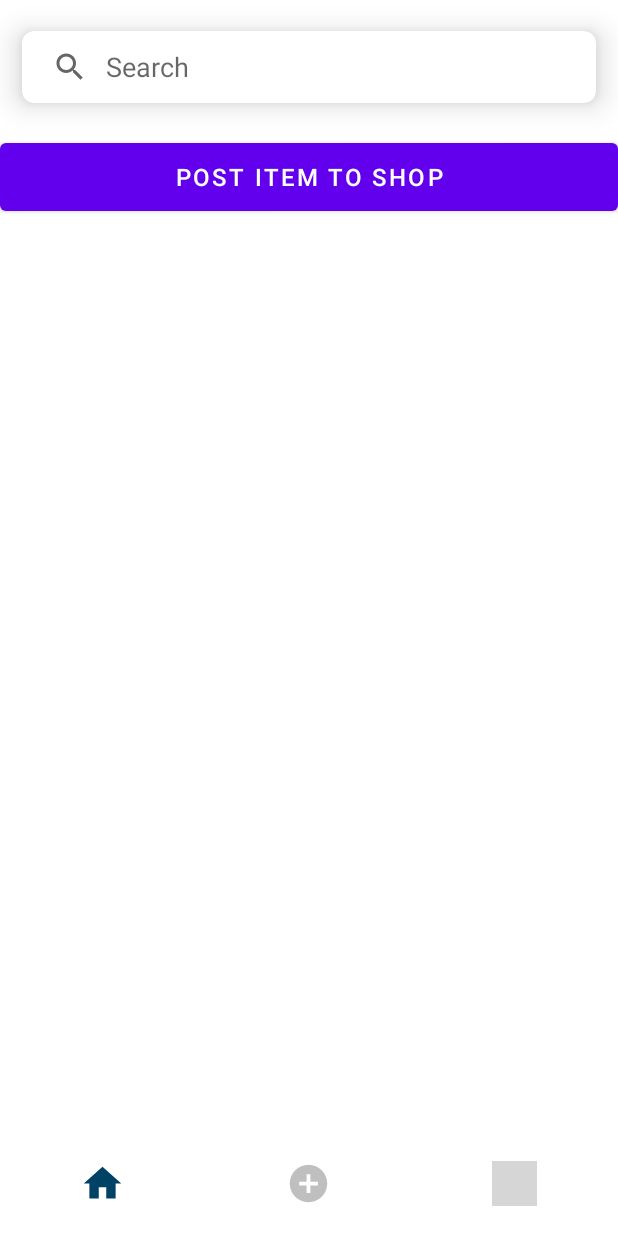
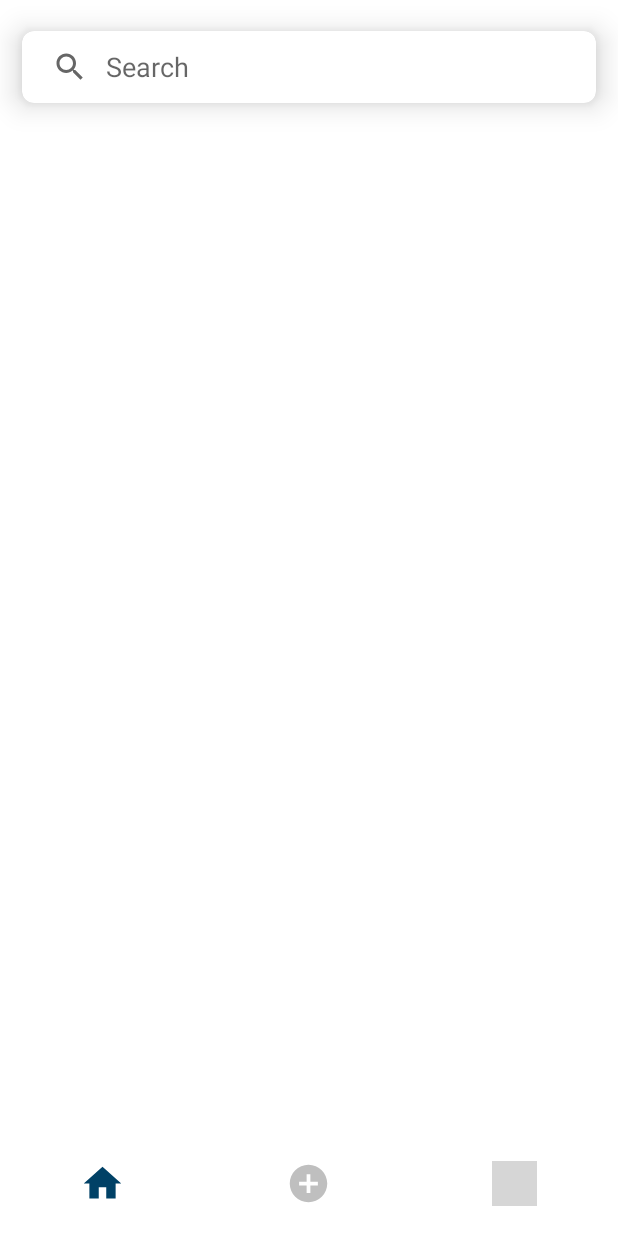
Before and after one commit to lucianIrsigler/mobile_computing_project, an Android app: the BottomNavigationFragment screen opened directly, with no data from a screen before it, on a phone screen of 412 x 824 dp. Run offline under Robolectric (Android 15) with nearby library versions, the phone set to English and light mode, and no system bars; grey boxes are pictures that could not be loaded.

Commit message:
added way to store user id throughout app life. removed post button. Added menu button onclicks. Added alert_dialog.xml

```diff
--- a/app/src/main/AndroidManifest.xml
+++ b/app/src/main/AndroidManifest.xml
@@ -31,6 +31,8 @@
         <activity android:name=".SignUpAccountDetails" />
         <activity android:name=".SignUpPersonalDetails" />
         <activity android:name=".HomePage" />
+        <activity android:name=".UserProfileActivity" />
+
     </application>
 
 </manifest>
--- a/app/src/main/java/com/example/logintest/BottomNavigationFragment.java
+++ b/app/src/main/java/com/example/logintest/BottomNavigationFragment.java
@@ -3,16 +3,17 @@ package com.example.logintest;
 import android.content.Intent;
 import android.os.Bundle;
 import android.view.LayoutInflater;
+import android.view.Menu;
+import android.view.MenuItem;
 import android.view.View;
 import android.view.ViewGroup;
-import android.widget.Button;
 
 import androidx.annotation.NonNull;
 import androidx.annotation.Nullable;
 import androidx.fragment.app.Fragment;
 
 import com.example.logintest.databinding.FragmentBottomNavBinding;
-import com.example.logintest.databinding.FragmentHomeBinding;
+import com.google.android.material.bottomnavigation.BottomNavigationView;
 
 public class BottomNavigationFragment extends Fragment {
 
@@ -25,6 +26,35 @@ public class BottomNavigationFragment extends Fragment {
     public View onCreateView(@NonNull LayoutInflater inflater, @Nullable ViewGroup container, @Nullable Bundle savedInstanceState) {
         binding = FragmentBottomNavBinding.inflate(inflater, container, false);
         View view = binding.getRoot();
+        BottomNavigationView view1 = binding.getRoot().findViewById(R.id.bottomNavView);
+
+        Menu menu = view1.getMenu();
+
+        MenuItem homeNav = menu.findItem(R.id.homeNav);
+        MenuItem addProduct = menu.findItem(R.id.addProductNav);
+        MenuItem userProfile = menu.findItem(R.id.userProfileNav);
+
+        homeNav.setOnMenuItemClickListener(
+                v->{
+                    Intent intent = new Intent(getActivity(),HomePage.class);
+                    startActivity(intent);
+                    return false;
+        });
+
+        addProduct.setOnMenuItemClickListener(
+                v->{
+                    Intent intent = new Intent(getActivity(),prodAddScreen.class);
+                    startActivity(intent);
+                    return false;
+                }
+        );
+
+        userProfile.setOnMenuItemClickListener(
+                v->{
+                    Intent intent = new Intent(getActivity(),UserProfileActivity.class);
+                    startActivity(intent);
+                    return false;
+                });
 
         return view;
     }
--- a/app/src/main/java/com/example/logintest/HomeFragment.java
+++ b/app/src/main/java/com/example/logintest/HomeFragment.java
@@ -22,19 +22,7 @@ public class HomeFragment extends Fragment {
     @Override
     public View onCreateView(@NonNull LayoutInflater inflater, @Nullable ViewGroup container, @Nullable Bundle savedInstanceState) {
         binding = FragmentHomeBinding.inflate(inflater, container, false);
-        View view = binding.getRoot();
 
-        Button postButton = binding.postItemButton; // Initialize the Button object
-
-        postButton.setOnClickListener(new View.OnClickListener() {
-            @Override
-            public void onClick(View v) {
-                // Create an Intent to navigate to the second screen
-                Intent intent = new Intent(getActivity(), prodAddScreen.class);
-                startActivity(intent);
-            }
-        });
-
-        return view;
+        return binding.getRoot();
     }
 }
--- a/app/src/main/java/com/example/logintest/HomePage.java
+++ b/app/src/main/java/com/example/logintest/HomePage.java
@@ -27,9 +27,6 @@ import org.xmlpull.v1.XmlPullParser;
 
 
 public class HomePage extends AppCompatActivity {
-
-    private FragmentBottomNavBinding bottomNavBinding;
-    private FragmentHomeBinding homeBinding;
 
     @Override
     protected void onCreate(Bundle savedInstanceState) {
@@ -75,6 +72,9 @@ public class HomePage extends AppCompatActivity {
         Button buttonNo = dialogView.findViewById(R.id.btnNo);
         buttonNo.setOnClickListener(v -> {
             alertDialog.dismiss();
+            //todo reset user id
+            SharedPreferencesManager.initialize(this);
+            SharedPreferencesManager.resetUserID();
         });
 
         alertDialog.show();
--- a/app/src/main/res/layout/alert_dialog.xml
+++ b/app/src/main/res/layout/alert_dialog.xml
@@ -3,7 +3,6 @@
     android:layout_height="wrap_content"
     android:orientation="vertical">
 
-    <!-- Title -->
     <TextView
         android:id="@+id/dialog_title"
         android:layout_width="match_parent"
@@ -14,7 +13,6 @@
         android:textStyle="bold"
         android:padding="16dp"/>
 
-    <!-- Message -->
     <TextView
         android:id="@+id/dialog_message"
         android:layout_width="match_parent"
@@ -23,7 +21,6 @@
         android:gravity="center"
         android:padding="18dp"/>
 
-    <!-- Buttons -->
     <LinearLayout
         android:layout_width="match_parent"
         android:layout_height="wrap_content"
--- a/app/src/main/res/layout/fragment_bottom_nav.xml
+++ b/app/src/main/res/layout/fragment_bottom_nav.xml
@@ -29,7 +29,6 @@
         app:itemPaddingTop="10dp"
         app:elevation="0dp"
         app:itemIconTint="@drawable/bottom_nav_item_background"
-
         >
 
     </com.google.android.material.bottomnavigation.BottomNavigationView>
--- a/app/src/main/res/layout/fragment_home.xml
+++ b/app/src/main/res/layout/fragment_home.xml
@@ -40,14 +40,7 @@
 
 
     </androidx.recyclerview.widget.RecyclerView>
-    <Button
-        android:id="@+id/postItemButton"
-        android:layout_width="match_parent"
-        android:layout_height="57dp"
-        android:text="Post Item to Shop"
-        android:textSize="16sp"
-        android:minHeight="32dp"
-        app:layout_constraintTop_toBottomOf="@id/search_recycler_view"/>
+
 
     <FrameLayout
         android:id="@+id/container"
--- a/app/src/main/res/layout/fragment_user_profile.xml
+++ b/app/src/main/res/layout/fragment_user_profile.xml
@@ -167,4 +167,9 @@
 
     </androidx.recyclerview.widget.RecyclerView>
 
+    <FrameLayout xmlns:android="http://schemas.android.com/apk/res/android"
+        android:id="@+id/container"
+        android:layout_width="match_parent"
+        android:layout_height="match_parent" />
+
 </androidx.constraintlayout.widget.ConstraintLayout>
--- a/app/src/main/res/menu/bottom_nav_menu.xml
+++ b/app/src/main/res/menu/bottom_nav_menu.xml
@@ -3,7 +3,6 @@
 
     <item android:title="Home"
         android:icon="@drawable/baseline_home_24"
-
         android:id="@+id/homeNav"/>
     <item android:title="Add Product"
         android:icon="@drawable/baseline_add_circle_24"
```
Also changed, not shown: app/src/main/java/com/example/logintest/LoginActivity.java (+7 -0 lines), app/src/main/java/com/example/logintest/SharedPreferencesManager.java (added, +29 -0 lines), app/src/main/java/com/example/logintest/UserProfileActivity.java (added, +32 -0 lines).
